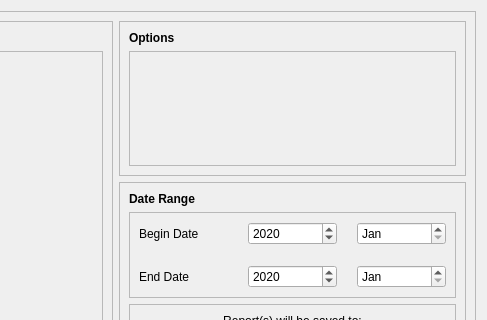
Before: the Qt Designer form ui/FetchSpecialReportsTab.ui in CS-4820-Library-Project/COUNTER-5-Report-Tool-2020-5.0, drawn with Qt 5; both pictures show x 607 to 1094 and y 0 to 320 of the 1094 by 577 pixel window.
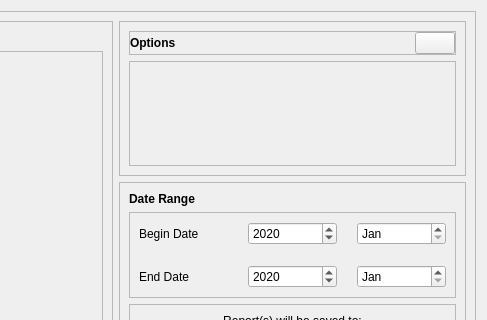
After: the same form once the commit is applied. Icons and pictures are not drawn.

Commit message: Added explanation for special report options

Diff of the .ui file:
```diff
--- a/ui/FetchSpecialReportsTab.ui
+++ b/ui/FetchSpecialReportsTab.ui
@@ -229,6 +229,33 @@
            </property>
            <layout class="QVBoxLayout" name="verticalLayout_22">
             <item>
+             <widget class="QFrame" name="frame_3">
+              <property name="sizePolicy">
+               <sizepolicy hsizetype="Preferred" vsizetype="Fixed">
+                <horstretch>0</horstretch>
+                <verstretch>0</verstretch>
+               </sizepolicy>
+              </property>
+              <property name="frameShape">
+               <enum>QFrame::StyledPanel</enum>
+              </property>
+              <property name="frameShadow">
+               <enum>QFrame::Raised</enum>
+              </property>
+              <layout class="QHBoxLayout" name="horizontalLayout">
+               <property name="leftMargin">
+                <number>0</number>
+               </property>
+               <property name="topMargin">
+                <number>0</number>
+               </property>
+               <property name="rightMargin">
+                <number>0</number>
+               </property>
+               <property name="bottomMargin">
+                <number>0</number>
+               </property>
+               <item>
              <widget class="QLabel" name="label_14">
               <property name="sizePolicy">
                <sizepolicy hsizetype="Preferred" vsizetype="Fixed">
@@ -245,6 +272,23 @@
               <property name="text">
                <string>Options</string>
               </property>
+                </widget>
+               </item>
+               <item>
+                <widget class="QPushButton" name="options_help_button">
+                 <property name="sizePolicy">
+                  <sizepolicy hsizetype="Fixed" vsizetype="Fixed">
+                   <horstretch>0</horstretch>
+                   <verstretch>0</verstretch>
+                  </sizepolicy>
+                 </property>
+                 <property name="icon">
+                  <iconset resource="../Resources.qrc">
+                   <normaloff>:/ui/resources/help_icon.png</normaloff>:/ui/resources/help_icon.png</iconset>
+                 </property>
+                </widget>
+               </item>
+              </layout>
              </widget>
             </item>
             <item>
```
Lines whose indentation alone changed are shown as unchanged. The commit also changes 2 other files.
